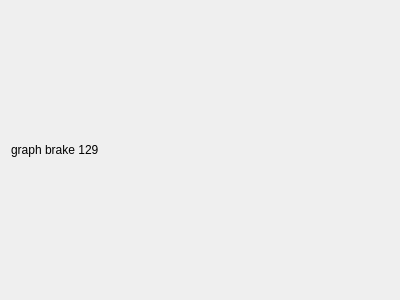
tiangaomingjing/ServoDriveTech, file Libs/UI/UiBrake/graphbrake129.ui: the form before one commit.
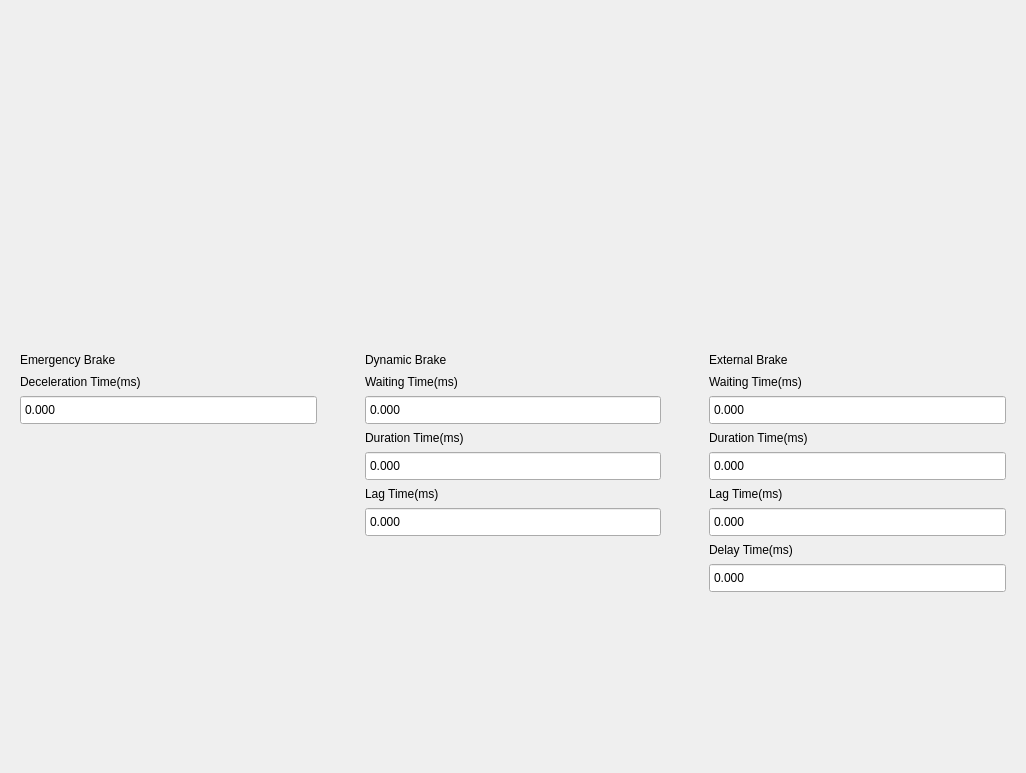
The form after the commit. Custom widgets are drawn as their Qt base class.

The edit to the form file:
```diff
--- a/Libs/UI/UiBrake/graphbrake129.ui
+++ b/Libs/UI/UiBrake/graphbrake129.ui
@@ -6,23 +6,354 @@
    <rect>
     <x>0</x>
     <y>0</y>
-    <width>400</width>
-    <height>300</height>
+    <width>1026</width>
+    <height>773</height>
    </rect>
   </property>
   <property name="windowTitle">
    <string>Form</string>
   </property>
-  <layout class="QVBoxLayout" name="verticalLayout">
+  <layout class="QVBoxLayout" name="vLayout_brakePaint">
+   <property name="spacing">
+    <number>30</number>
+   </property>
    <item>
-    <widget class="QLabel" name="label">
-     <property name="text">
-      <string>graph brake 129</string>
+    <widget class="BrakePaintPrivate" name="widget" native="true">
+     <property name="minimumSize">
+      <size>
+       <width>0</width>
+       <height>300</height>
+      </size>
      </property>
     </widget>
    </item>
+   <item>
+    <layout class="QHBoxLayout" name="horizontalLayout">
+     <property name="spacing">
+      <number>30</number>
+     </property>
+     <property name="sizeConstraint">
+      <enum>QLayout::SetFixedSize</enum>
+     </property>
+     <item>
+      <widget class="QWidget" name="widget_brakeEmergency" native="true">
+       <layout class="QVBoxLayout" name="verticalLayout">
+        <property name="leftMargin">
+         <number>9</number>
+        </property>
+        <item>
+         <widget class="QLabel" name="label_brakeEmergency">
+          <property name="minimumSize">
+           <size>
+            <width>0</width>
+            <height>19</height>
+           </size>
+          </property>
+          <property name="text">
+           <string>Emergency Brake</string>
+          </property>
+         </widget>
+        </item>
+        <item>
+         <widget class="QLabel" name="label_brakeEmergencyDeceleration">
+          <property name="text">
+           <string>Deceleration Time(ms)</string>
+          </property>
+         </widget>
+        </item>
+        <item>
+         <widget class="QDoubleSpinBox" name="dSpinBox_brakeEmergencyDeceleration">
+          <property name="minimumSize">
+           <size>
+            <width>0</width>
+            <height>30</height>
+           </size>
+          </property>
+          <property name="buttonSymbols">
+           <enum>QAbstractSpinBox::NoButtons</enum>
+          </property>
+          <property name="decimals">
+           <number>3</number>
+          </property>
+          <property name="maximum">
+           <double>4294967296.000000000000000</double>
+          </property>
+         </widget>
+        </item>
+        <item>
+         <spacer name="verticalSpacer">
+          <property name="orientation">
+           <enum>Qt::Vertical</enum>
+          </property>
+          <property name="sizeHint" stdset="0">
+           <size>
+            <width>20</width>
+            <height>326</height>
+           </size>
+          </property>
+         </spacer>
+        </item>
+       </layout>
+      </widget>
+     </item>
+     <item>
+      <widget class="QWidget" name="widget_brakeDynamic" native="true">
+       <layout class="QVBoxLayout" name="verticalLayout_2">
+        <item>
+         <widget class="QLabel" name="label_brakeDynamic">
+          <property name="minimumSize">
+           <size>
+            <width>0</width>
+            <height>19</height>
+           </size>
+          </property>
+          <property name="text">
+           <string>Dynamic Brake</string>
+          </property>
+         </widget>
+        </item>
+        <item>
+         <widget class="QLabel" name="label_brakeDynamicWaiting">
+          <property name="text">
+           <string>Waiting Time(ms)</string>
+          </property>
+         </widget>
+        </item>
+        <item>
+         <widget class="QDoubleSpinBox" name="dSpinBox_brakeDynamicWait">
+          <property name="minimumSize">
+           <size>
+            <width>0</width>
+            <height>30</height>
+           </size>
+          </property>
+          <property name="buttonSymbols">
+           <enum>QAbstractSpinBox::NoButtons</enum>
+          </property>
+          <property name="decimals">
+           <number>3</number>
+          </property>
+          <property name="maximum">
+           <double>4294967296.000000000000000</double>
+          </property>
+         </widget>
+        </item>
+        <item>
+         <widget class="QLabel" name="label_brakeDynamicDuration">
+          <property name="text">
+           <string>Duration Time(ms)</string>
+          </property>
+         </widget>
+        </item>
+        <item>
+         <widget class="QDoubleSpinBox" name="dSpinBox_brakeDynamicDuration">
+          <property name="minimumSize">
+           <size>
+            <width>0</width>
+            <height>30</height>
+           </size>
+          </property>
+          <property name="buttonSymbols">
+           <enum>QAbstractSpinBox::NoButtons</enum>
+          </property>
+          <property name="decimals">
+           <number>3</number>
+          </property>
+          <property name="maximum">
+           <double>4294967296.000000000000000</double>
+          </property>
+         </widget>
+        </item>
+        <item>
+         <widget class="QLabel" name="label_brakeDynamicLag">
+          <property name="text">
+           <string>Lag Time(ms)</string>
+          </property>
+         </widget>
+        </item>
+        <item>
+         <widget class="QDoubleSpinBox" name="dSpinBox_brakeDynamicLag">
+          <property name="minimumSize">
+           <size>
+            <width>0</width>
+            <height>30</height>
+           </size>
+          </property>
+          <property name="buttonSymbols">
+           <enum>QAbstractSpinBox::NoButtons</enum>
+          </property>
+          <property name="decimals">
+           <number>3</number>
+          </property>
+          <property name="maximum">
+           <double>4294967296.000000000000000</double>
+          </property>
+         </widget>
+        </item>
+        <item>
+         <spacer name="verticalSpacer_2">
+          <property name="orientation">
+           <enum>Qt::Vertical</enum>
+          </property>
+          <property name="sizeHint" stdset="0">
+           <size>
+            <width>20</width>
+            <height>67</height>
+           </size>
+          </property>
+         </spacer>
+        </item>
+       </layout>
+      </widget>
+     </item>
+     <item>
+      <widget class="QWidget" name="widget_brakeExternal" native="true">
+       <layout class="QVBoxLayout" name="verticalLayout_3">
+        <item>
+         <widget class="QLabel" name="label_brakeExternal">
+          <property name="minimumSize">
+           <size>
+            <width>0</width>
+            <height>19</height>
+           </size>
+          </property>
+          <property name="text">
+           <string>External Brake</string>
+          </property>
+         </widget>
+        </item>
+        <item>
+         <widget class="QLabel" name="label_brakeExternalWait">
+          <property name="text">
+           <string>Waiting Time(ms)</string>
+          </property>
+         </widget>
+        </item>
+        <item>
+         <widget class="QDoubleSpinBox" name="dSpinBox_brakeExternalWait">
+          <property name="minimumSize">
+           <size>
+            <width>0</width>
+            <height>30</height>
+           </size>
+          </property>
+          <property name="buttonSymbols">
+           <enum>QAbstractSpinBox::NoButtons</enum>
+          </property>
+          <property name="decimals">
+           <number>3</number>
+          </property>
+          <property name="maximum">
+           <double>4294967296.000000000000000</double>
+          </property>
+         </widget>
+        </item>
+        <item>
+         <widget class="QLabel" name="label_brakeExternalDuration">
+          <property name="text">
+           <string>Duration Time(ms)</string>
+          </property>
+         </widget>
+        </item>
+        <item>
+         <widget class="QDoubleSpinBox" name="dSpinBox_brakeExternalDuration">
+          <property name="minimumSize">
+           <size>
+            <width>0</width>
+            <height>30</height>
+           </size>
+          </property>
+          <property name="buttonSymbols">
+           <enum>QAbstractSpinBox::NoButtons</enum>
+          </property>
+          <property name="decimals">
+           <number>3</number>
+          </property>
+          <property name="maximum">
+           <double>4294967296.000000000000000</double>
+          </property>
+         </widget>
+        </item>
+        <item>
+         <widget class="QLabel" name="label_brakeExternalLag">
+          <property name="text">
+           <string>Lag Time(ms)</string>
+          </property>
+         </widget>
+        </item>
+        <item>
+         <widget class="QDoubleSpinBox" name="dSpinBox_brakeExternalLag">
+          <property name="minimumSize">
+           <size>
+            <width>0</width>
+            <height>30</height>
+           </size>
+          </property>
+          <property name="buttonSymbols">
+           <enum>QAbstractSpinBox::NoButtons</enum>
+          </property>
+          <property name="decimals">
+           <number>3</number>
+          </property>
+          <property name="maximum">
+           <double>4294967296.000000000000000</double>
+          </property>
+         </widget>
+        </item>
+        <item>
+         <widget class="QLabel" name="label_brakeExternalDelay">
+          <property name="text">
+           <string>Delay Time(ms)</string>
+          </property>
+         </widget>
+        </item>
+        <item>
+         <widget class="QDoubleSpinBox" name="dSpinBox_brakeExternalDelay">
+          <property name="minimumSize">
+           <size>
+            <width>0</width>
+            <height>30</height>
+           </size>
+          </property>
+          <property name="buttonSymbols">
+           <enum>QAbstractSpinBox::NoButtons</enum>
+          </property>
+          <property name="decimals">
+           <number>3</number>
+          </property>
+          <property name="maximum">
+           <double>4294967296.000000000000000</double>
+          </property>
+         </widget>
+        </item>
+        <item>
+         <spacer name="verticalSpacer_3">
+          <property name="orientation">
+           <enum>Qt::Vertical</enum>
+          </property>
+          <property name="sizeHint" stdset="0">
+           <size>
+            <width>20</width>
+            <height>128</height>
+           </size>
+          </property>
+         </spacer>
+        </item>
+       </layout>
+      </widget>
+     </item>
+    </layout>
+   </item>
   </layout>
  </widget>
+ <customwidgets>
+  <customwidget>
+   <class>BrakePaintPrivate</class>
+   <extends>QWidget</extends>
+   <header>graphbrake129.h</header>
+   <container>1</container>
+  </customwidget>
+ </customwidgets>
  <resources/>
  <connections/>
 </ui>
```
